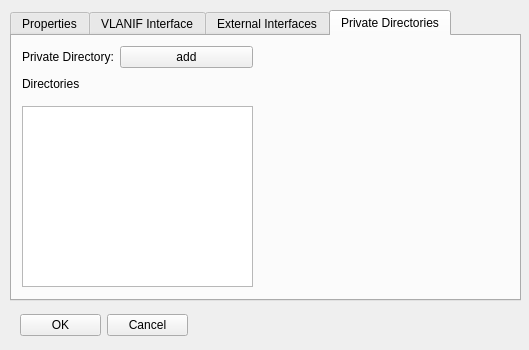
Old version of the form netflux5g-editor/src/gui/ui/Host_properties.ui in the repository adaptivenetworklab/NetFlux5G.
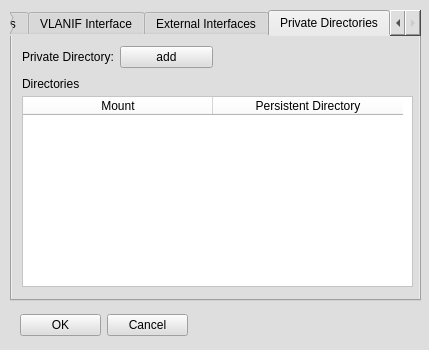
New version of the form.

```diff
--- a/netflux5g-editor/src/gui/ui/Host_properties.ui
+++ b/netflux5g-editor/src/gui/ui/Host_properties.ui
@@ -6,13 +6,16 @@
    <rect>
     <x>0</x>
     <y>0</y>
-    <width>529</width>
+    <width>429</width>
     <height>350</height>
    </rect>
   </property>
   <property name="windowTitle">
    <string>MainWindow</string>
   </property>
+  <property name="styleSheet">
+   <string notr="true">background-color: rgb(222, 222, 222);</string>
+  </property>
   <widget class="QWidget" name="centralwidget">
    <widget class="QWidget" name="gridLayoutWidget">
     <property name="geometry">
@@ -45,7 +48,7 @@
      <rect>
       <x>10</x>
       <y>10</y>
-      <width>511</width>
+      <width>411</width>
       <height>291</height>
      </rect>
     </property>
@@ -309,7 +312,7 @@
        <rect>
         <x>10</x>
         <y>10</y>
-        <width>231</width>
+        <width>191</width>
         <height>27</height>
        </rect>
       </property>
@@ -340,31 +343,16 @@
       <property name="geometry">
        <rect>
         <x>10</x>
-        <y>70</y>
-        <width>231</width>
-        <height>181</height>
+        <y>60</y>
+        <width>391</width>
+        <height>191</height>
        </rect>
       </property>
-      <attribute name="horizontalHeaderVisible">
-       <bool>false</bool>
-      </attribute>
-      <attribute name="horizontalHeaderCascadingSectionResizes">
-       <bool>false</bool>
-      </attribute>
-      <attribute name="horizontalHeaderMinimumSectionSize">
-       <number>46</number>
-      </attribute>
-      <attribute name="horizontalHeaderHighlightSections">
-       <bool>false</bool>
-      </attribute>
-      <attribute name="horizontalHeaderShowSortIndicator" stdset="0">
-       <bool>true</bool>
-      </attribute>
-      <attribute name="horizontalHeaderStretchLastSection">
-       <bool>true</bool>
-      </attribute>
-      <attribute name="verticalHeaderMinimumSectionSize">
-       <number>31</number>
+      <property name="styleSheet">
+       <string notr="true">background-color: rgb(255, 255, 255);</string>
+      </property>
+      <attribute name="horizontalHeaderDefaultSectionSize">
+       <number>190</number>
       </attribute>
       <column>
        <property name="text">
```
Left out of the diff: 80 changed lines with no effect on the pictures.
